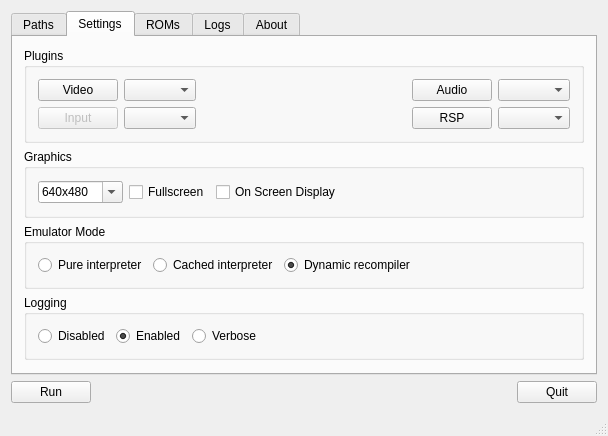
First picture: the form in branches/m64pplib/mainwindow.ui, repository ZachBacon/cutempen, before the edit.
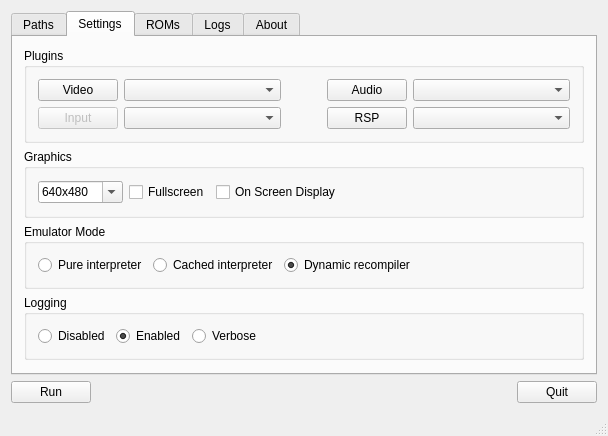
Second picture: the form after the edit. The open tabs and pages were chosen to show the change.

```diff
--- a/branches/m64pplib/mainwindow.ui
+++ b/branches/m64pplib/mainwindow.ui
@@ -182,24 +182,55 @@
               </property>
               <layout class="QGridLayout" name="gridLayout_13">
                <item row="0" column="0">
-                <layout class="QGridLayout" name="gridLayout_11">
+                <layout class="QGridLayout" name="gridLayout_11" columnstretch="0,2,0,0,2">
                  <item row="0" column="1">
-                  <widget class="QComboBox" name="cb_GfxPlugin"/>
+                  <widget class="QComboBox" name="cb_GfxPlugin">
+                   <property name="sizePolicy">
+                    <sizepolicy hsizetype="Preferred" vsizetype="Fixed">
+                     <horstretch>0</horstretch>
+                     <verstretch>0</verstretch>
+                    </sizepolicy>
+                   </property>
+                  </widget>
                  </item>
                  <item row="0" column="4">
-                  <widget class="QComboBox" name="cb_SndPlugin"/>
+                  <widget class="QComboBox" name="cb_SndPlugin">
+                   <property name="sizePolicy">
+                    <sizepolicy hsizetype="Preferred" vsizetype="Fixed">
+                     <horstretch>0</horstretch>
+                     <verstretch>0</verstretch>
+                    </sizepolicy>
+                   </property>
+                  </widget>
                  </item>
                  <item row="1" column="1">
-                  <widget class="QComboBox" name="cb_InpPlugin"/>
+                  <widget class="QComboBox" name="cb_InpPlugin">
+                   <property name="sizePolicy">
+                    <sizepolicy hsizetype="Preferred" vsizetype="Fixed">
+                     <horstretch>0</horstretch>
+                     <verstretch>0</verstretch>
+                    </sizepolicy>
+                   </property>
+                  </widget>
                  </item>
                  <item row="1" column="4">
-                  <widget class="QComboBox" name="cb_RspPlugin"/>
+                  <widget class="QComboBox" name="cb_RspPlugin">
+                   <property name="sizePolicy">
+                    <sizepolicy hsizetype="Preferred" vsizetype="Fixed">
+                     <horstretch>0</horstretch>
+                     <verstretch>0</verstretch>
+                    </sizepolicy>
+                   </property>
+                  </widget>
                  </item>
                  <item row="0" column="2">
                   <spacer name="horizontalSpacer_7">
                    <property name="orientation">
                     <enum>Qt::Horizontal</enum>
                    </property>
+                   <property name="sizeType">
+                    <enum>QSizePolicy::Preferred</enum>
+                   </property>
                    <property name="sizeHint" stdset="0">
                     <size>
                      <width>40</width>
@@ -213,6 +244,9 @@
                    <property name="orientation">
                     <enum>Qt::Horizontal</enum>
                    </property>
+                   <property name="sizeType">
+                    <enum>QSizePolicy::Preferred</enum>
+                   </property>
                    <property name="sizeHint" stdset="0">
                     <size>
                      <width>40</width>
```
Left out of the diff: 5 changed lines with no effect on the pictures.
